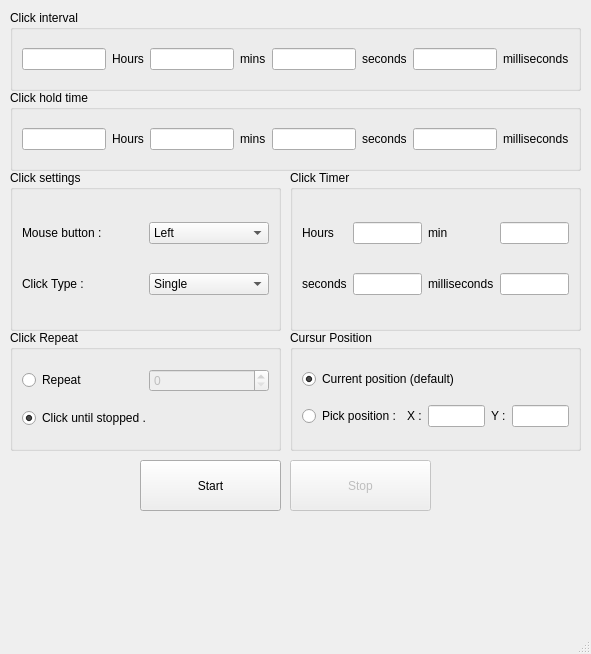
Above: mainUi.ui from bigbanana80/Mouse-clicker-Pro before the change. Below: the same form after it.
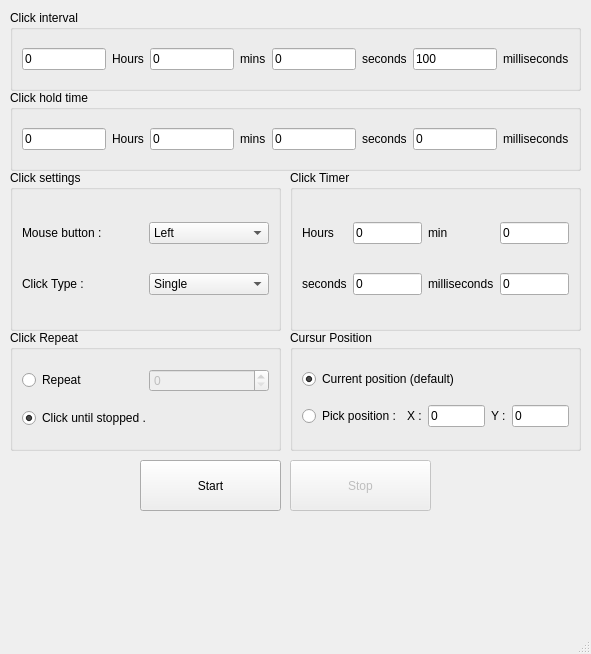
That is the form after the change.

Commit message: 0.1.3 "fixed timer bug and refactored click_with_options, more clean and readable now"

Patch:
```diff
--- a/mainUi.ui
+++ b/mainUi.ui
@@ -42,7 +42,7 @@
      <item row="0" column="0">
       <widget class="QLineEdit" name="le_hours">
        <property name="text">
-        <string/>
+        <string>0</string>
        </property>
       </widget>
      </item>
@@ -56,7 +56,7 @@
      <item row="0" column="2">
       <widget class="QLineEdit" name="le_mins">
        <property name="text">
-        <string/>
+        <string>0</string>
        </property>
       </widget>
      </item>
@@ -70,7 +70,7 @@
      <item row="0" column="4">
       <widget class="QLineEdit" name="le_s">
        <property name="text">
-        <string/>
+        <string>0</string>
        </property>
       </widget>
      </item>
@@ -84,7 +84,7 @@
      <item row="0" column="6">
       <widget class="QLineEdit" name="le_ms">
        <property name="text">
-        <string/>
+        <string>100</string>
        </property>
       </widget>
      </item>
@@ -217,7 +217,7 @@
      <item row="1" column="2">
       <widget class="QLineEdit" name="lineEdit">
        <property name="text">
-        <string/>
+        <string>0</string>
        </property>
       </widget>
      </item>
@@ -231,7 +231,7 @@
      <item row="1" column="4">
       <widget class="QLineEdit" name="lineEdit_2">
        <property name="text">
-        <string/>
+        <string>0</string>
        </property>
       </widget>
      </item>
@@ -338,7 +338,11 @@
       </widget>
      </item>
      <item row="0" column="1">
-      <widget class="QLineEdit" name="le_timer_h"/>
+      <widget class="QLineEdit" name="le_timer_h">
+       <property name="text">
+        <string>0</string>
+       </property>
+      </widget>
      </item>
      <item row="0" column="2">
       <widget class="QLabel" name="label_7">
@@ -348,7 +352,11 @@
       </widget>
      </item>
      <item row="0" column="3">
-      <widget class="QLineEdit" name="le_timer_min"/>
+      <widget class="QLineEdit" name="le_timer_min">
+       <property name="text">
+        <string>0</string>
+       </property>
+      </widget>
      </item>
      <item row="1" column="0">
       <widget class="QLabel" name="label_10">
@@ -358,7 +366,11 @@
       </widget>
      </item>
      <item row="1" column="1">
-      <widget class="QLineEdit" name="le_timer_s"/>
+      <widget class="QLineEdit" name="le_timer_s">
+       <property name="text">
+        <string>0</string>
+       </property>
+      </widget>
      </item>
      <item row="1" column="2">
       <widget class="QLabel" name="label_8">
@@ -368,7 +380,11 @@
       </widget>
      </item>
      <item row="1" column="3">
-      <widget class="QLineEdit" name="le_timer_ms"/>
+      <widget class="QLineEdit" name="le_timer_ms">
+       <property name="text">
+        <string>0</string>
+       </property>
+      </widget>
      </item>
     </layout>
    </widget>
@@ -394,7 +410,7 @@
      <item row="0" column="0">
       <widget class="QLineEdit" name="le_hold_hours">
        <property name="text">
-        <string/>
+        <string>0</string>
        </property>
       </widget>
      </item>
@@ -408,7 +424,7 @@
      <item row="0" column="2">
       <widget class="QLineEdit" name="le_hold_mins">
        <property name="text">
-        <string/>
+        <string>0</string>
        </property>
       </widget>
      </item>
@@ -422,7 +438,7 @@
      <item row="0" column="4">
       <widget class="QLineEdit" name="le_hold_s">
        <property name="text">
-        <string/>
+        <string>0</string>
        </property>
       </widget>
      </item>
@@ -436,7 +452,7 @@
      <item row="0" column="6">
       <widget class="QLineEdit" name="le_hold_ms">
        <property name="text">
-        <string/>
+        <string>0</string>
        </property>
       </widget>
      </item>
```
Left out of the diff: 10 changed lines with no effect on the pictures. The commit also changes 2 other files.
